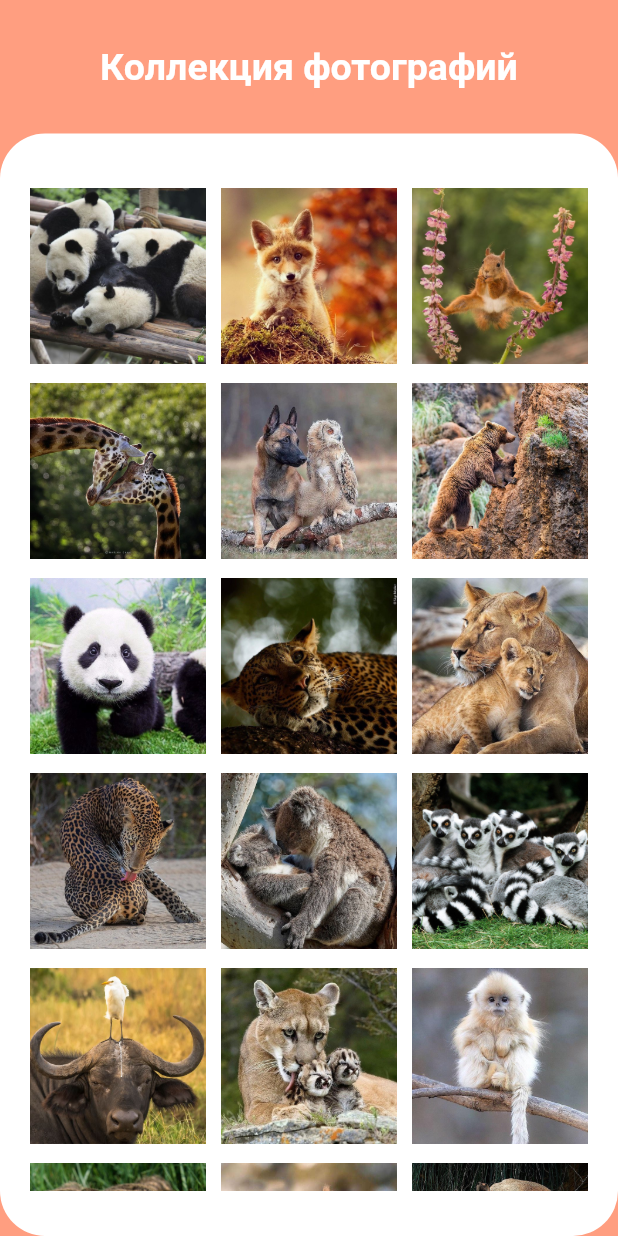
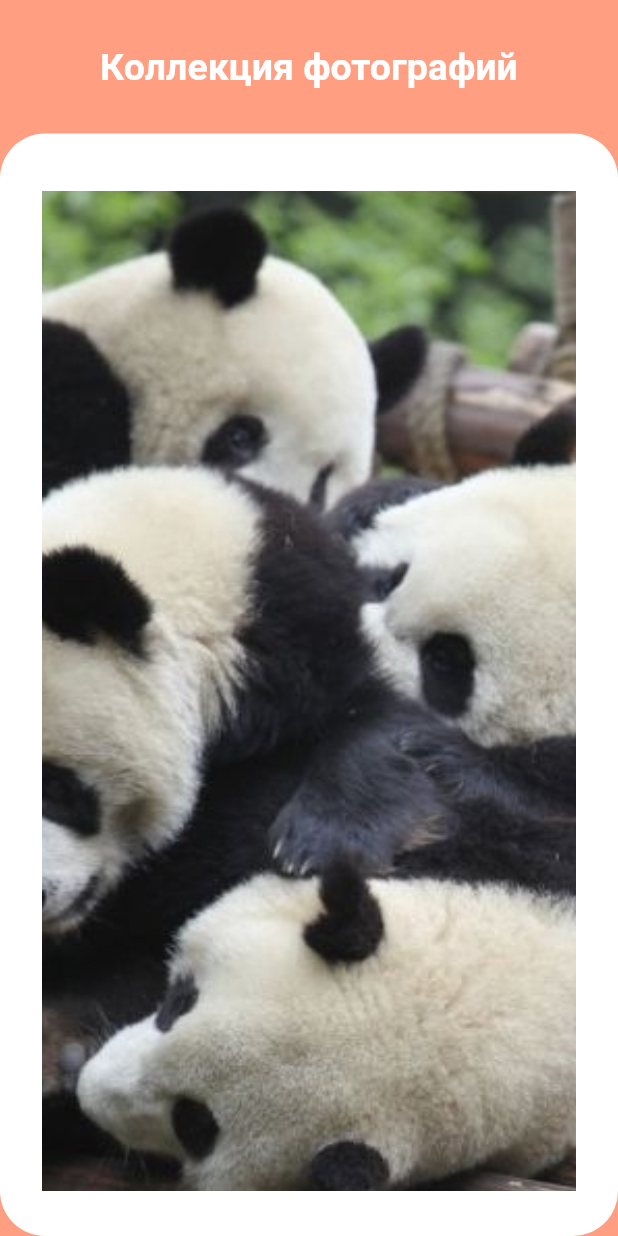
Before and after one commit to slavicksnegirev/Gallery-app, a Flutter app: the screen it shows after launch, on a phone screen of 412 x 824 dp. Run offline on Flutter 3.47's test engine with Material 2 defaults, Android fonts, the phone set to English and light mode, and no system bars.

Commit message:
change GridViev to ListViev

```diff
--- a/lib/home_page.dart
+++ b/lib/home_page.dart
@@ -123,12 +123,15 @@ class HomePage extends StatelessWidget {
                     bottomRight: Radius.circular(30),
                   ),
                 ),
-                child: GridView.builder(
-                  gridDelegate: SliverGridDelegateWithFixedCrossAxisCount(
-                    crossAxisCount: 3,
-                    crossAxisSpacing: 10,
-                    mainAxisExtent: 130,
-                  ),
+                child: ListView.builder(
+                  // listDelegate: SliverGridDelegateWithFixedCrossAxisCount(
+                  //   crossAxisCount: 3,
+                  //   crossAxisSpacing: 10,
+                  //   mainAxisExtent: 130,
+                  // ),
+
+                  controller: ScrollController(),
+                  itemCount: 20,
                   itemBuilder: (context, index) {
                     return RawMaterialButton(
                       onPressed: () {
@@ -143,20 +146,25 @@ class HomePage extends StatelessWidget {
                           ),
                         );
                       },
-                      child: Container(
-                        decoration: BoxDecoration(
-                          //borderRadius: BorderRadius.circular(15),
-                          image: DecorationImage(
-                            image: AssetImage('images/${index}.jpg'),
-                            fit: BoxFit.contain,
-                            scale: 0.9,
+                      child: Padding(
+                        padding: const EdgeInsets.all(8.0),
+                        child: Container(
+                          height: MediaQuery.of(context).size.height,
+                          width: MediaQuery.of(context).size.width,
+                          decoration: BoxDecoration(
+                            //borderRadius: BorderRadius.circular(15),
+                            image: DecorationImage(
+                              image: AssetImage('images/${index}.jpg'),
+                              fit: BoxFit.cover,
+                              //scale: 0.9,
+                            ),
                           ),
                         ),
                       ),
                     );
                   },
                   //itemCount: _images.length,
-                  itemCount: 20,
+                  //itemCount: 20,
                 ),
               ),
             ),
```
Also changed, not shown: images/0.jpg.
